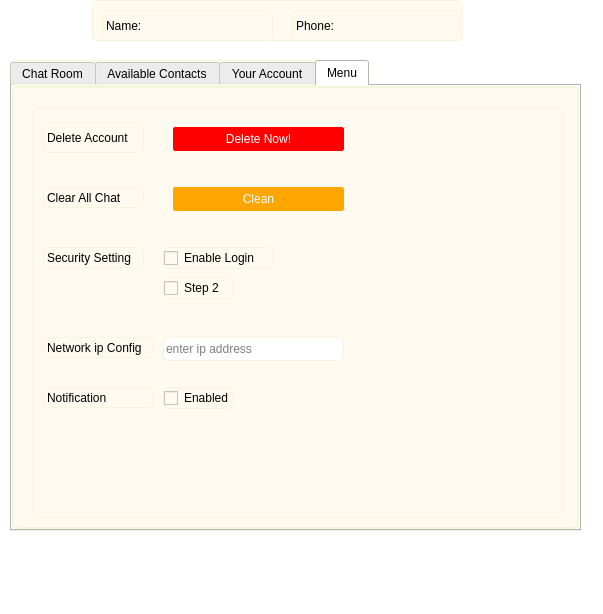
Before: the Qt Designer form ChatApp/chatroom.ui in CHANCENY/chatApp, drawn with Qt 5.
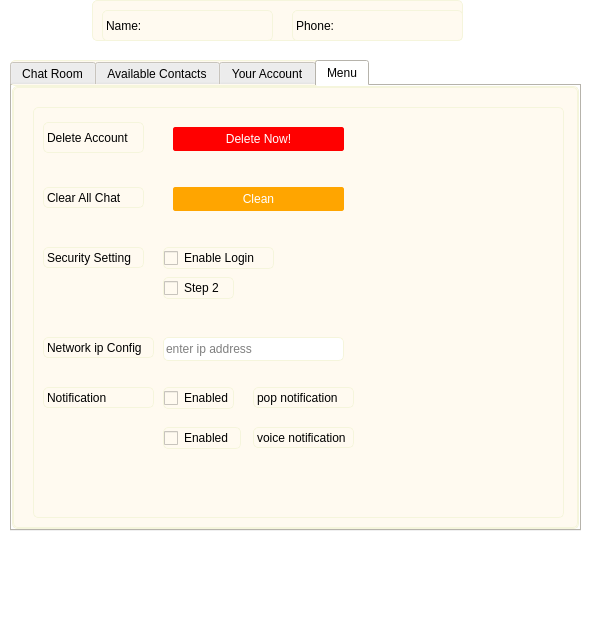
After: the same form once the commit is applied. The open tabs and pages were chosen to show the change. Icons and pictures are not drawn.

The edit to the form file:
```diff
--- a/ChatApp/chatroom.ui
+++ b/ChatApp/chatroom.ui
@@ -7,7 +7,7 @@
     <x>0</x>
     <y>0</y>
     <width>603</width>
-    <height>614</height>
+    <height>634</height>
    </rect>
   </property>
   <property name="windowTitle">
@@ -893,6 +893,45 @@
          <string>Notification</string>
         </property>
        </widget>
+       <widget class="QLabel" name="label_5">
+        <property name="geometry">
+         <rect>
+          <x>220</x>
+          <y>280</y>
+          <width>101</width>
+          <height>21</height>
+         </rect>
+        </property>
+        <property name="text">
+         <string>pop notification</string>
+        </property>
+       </widget>
+       <widget class="QCheckBox" name="checkBox_2">
+        <property name="geometry">
+         <rect>
+          <x>130</x>
+          <y>320</y>
+          <width>78</width>
+          <height>22</height>
+         </rect>
+        </property>
+        <property name="text">
+         <string>Enabled</string>
+        </property>
+       </widget>
+       <widget class="QLabel" name="label_6">
+        <property name="geometry">
+         <rect>
+          <x>220</x>
+          <y>320</y>
+          <width>101</width>
+          <height>21</height>
+         </rect>
+        </property>
+        <property name="text">
+         <string>voice notification</string>
+        </property>
+       </widget>
       </widget>
      </widget>
     </widget>
@@ -992,8 +1031,8 @@
      <rect>
       <x>10</x>
       <y>535</y>
-      <width>571</width>
-      <height>21</height>
+      <width>51</width>
+      <height>41</height>
      </rect>
     </property>
     <property name="text">
@@ -1003,7 +1042,7 @@
      <bool>true</bool>
     </property>
     <property name="alignment">
-     <set>Qt::AlignLeading|Qt::AlignLeft|Qt::AlignVCenter</set>
+     <set>Qt::AlignCenter</set>
     </property>
    </widget>
   </widget>
```
Left out of the diff: 22 changed lines with no effect on the pictures.
